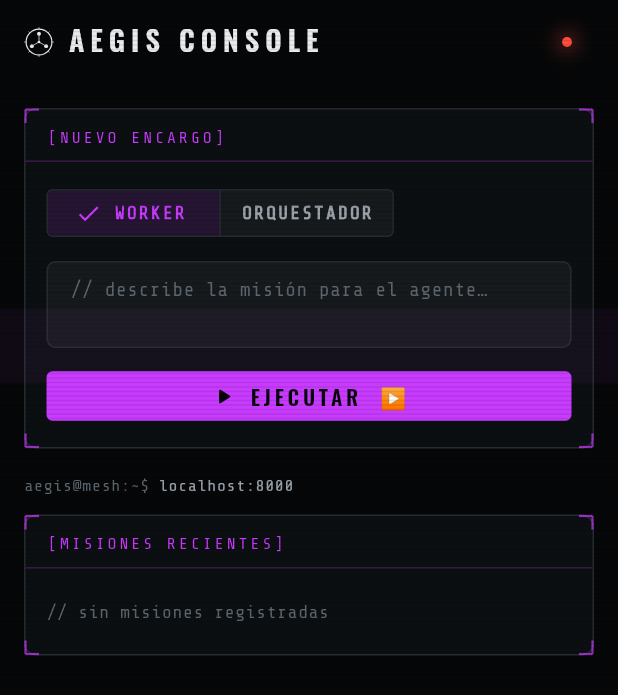
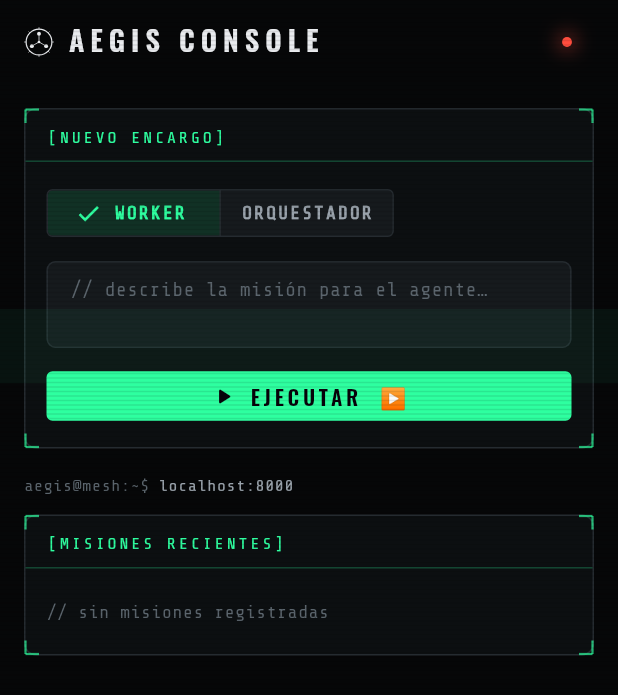
Before and after one commit to VincentAitzz/aegis, a Flutter app: the screen it shows after launch, on a phone screen of 412 x 824 dp. Shown: the top 695 px of the screen. Run offline on Flutter 3.47's test engine with Material 3 defaults, Android fonts, the phone set to English and light mode, and no system bars; our stand-ins replace flutter_riverpod.

Commit message:
fix(ui): el verde de marca en los tiles del panel de contexto
En un panel compacto, el texto heredaba el color del tile y se perdía. El
contraste tiene que decidirlo el tema, no la composição accidental de dos
capas.

```diff
--- a/mobile/lib/core/theme/aegis_theme.dart
+++ b/mobile/lib/core/theme/aegis_theme.dart
@@ -163,7 +163,7 @@ abstract final class AegisTheme {
       progressIndicatorTheme: const ProgressIndicatorThemeData(color: DedsecColors.brand, linearTrackColor: DedsecColors.bg2, circularTrackColor: DedsecColors.bg2),
       textSelectionTheme: const TextSelectionThemeData(
         cursorColor: DedsecColors.brand,
-        selectionColor: Color(0x4DC83BFE),
+        selectionColor: Color(0x4D2EFFA0),
         selectionHandleColor: DedsecColors.brand,
       ),
       iconTheme: const IconThemeData(color: DedsecColors.fg),
--- a/mobile/lib/core/theme/dedsec_colors.dart
+++ b/mobile/lib/core/theme/dedsec_colors.dart
@@ -10,7 +10,7 @@ abstract final class DedsecColors {
   static const bg2 = Color(0xFF161A1D);
   static const line = Color(0xFF252B30);
 
-  static const Color brand = Color(0xFFC83BFE);
+  static const Color brand = Color(0xFF2EFFA0);
 
   static const ok = Color(0xFF2EFFA0);
   static const info = Color(0xFF35C7FF);
```
